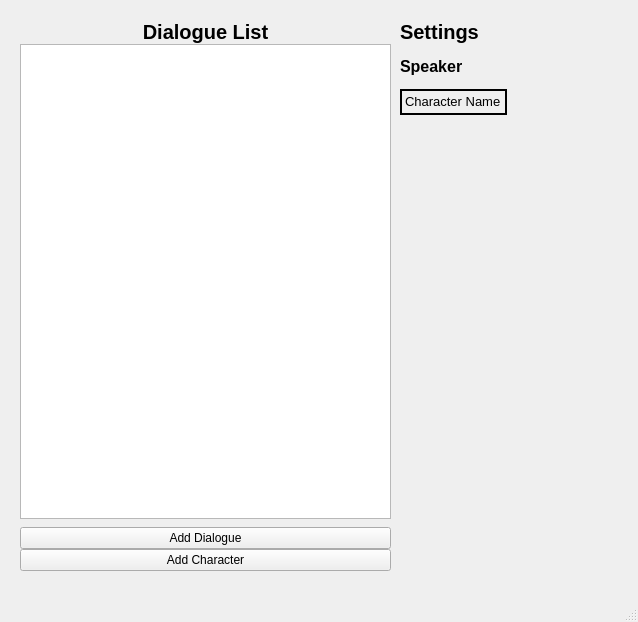
Old version of the form WeaverDialogueBuilder/WeaverWindow.ui in the repository milovanpelt/Weaver.
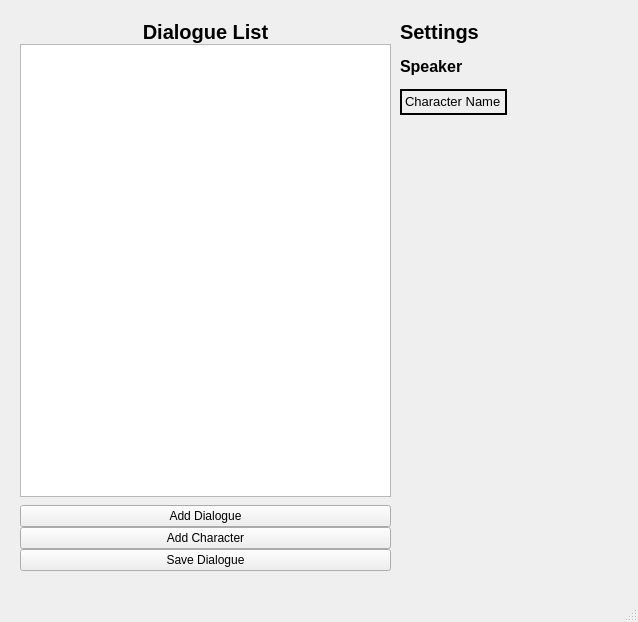
New version of the form.

Commit message: feat(WeaverWindow): add button to save dialogue data to json

```diff
--- a/WeaverDialogueBuilder/WeaverWindow.ui
+++ b/WeaverDialogueBuilder/WeaverWindow.ui
@@ -69,7 +69,7 @@
       </widget>
      </item>
      <item>
-      <layout class="QVBoxLayout" name="verticalLayout_2" stretch="0,0">
+      <layout class="QVBoxLayout" name="verticalLayout_2" stretch="0,0,0">
        <property name="sizeConstraint">
         <enum>QLayout::SizeConstraint::SetDefaultConstraint</enum>
        </property>
@@ -90,6 +90,13 @@
          </property>
         </widget>
        </item>
+       <item>
+        <widget class="QPushButton" name="SaveDialogue">
+         <property name="text">
+          <string>Save Dialogue</string>
+         </property>
+        </widget>
+       </item>
       </layout>
      </item>
     </layout>
```
The commit also changes 2 other files.
